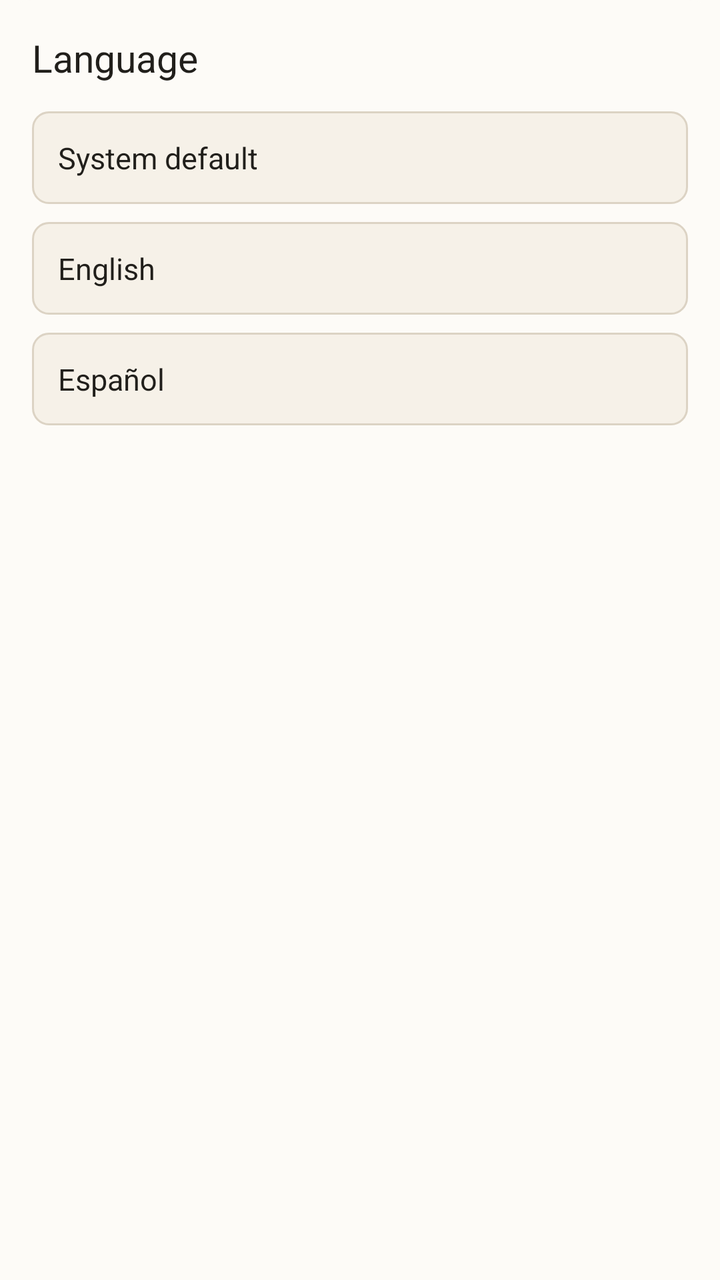
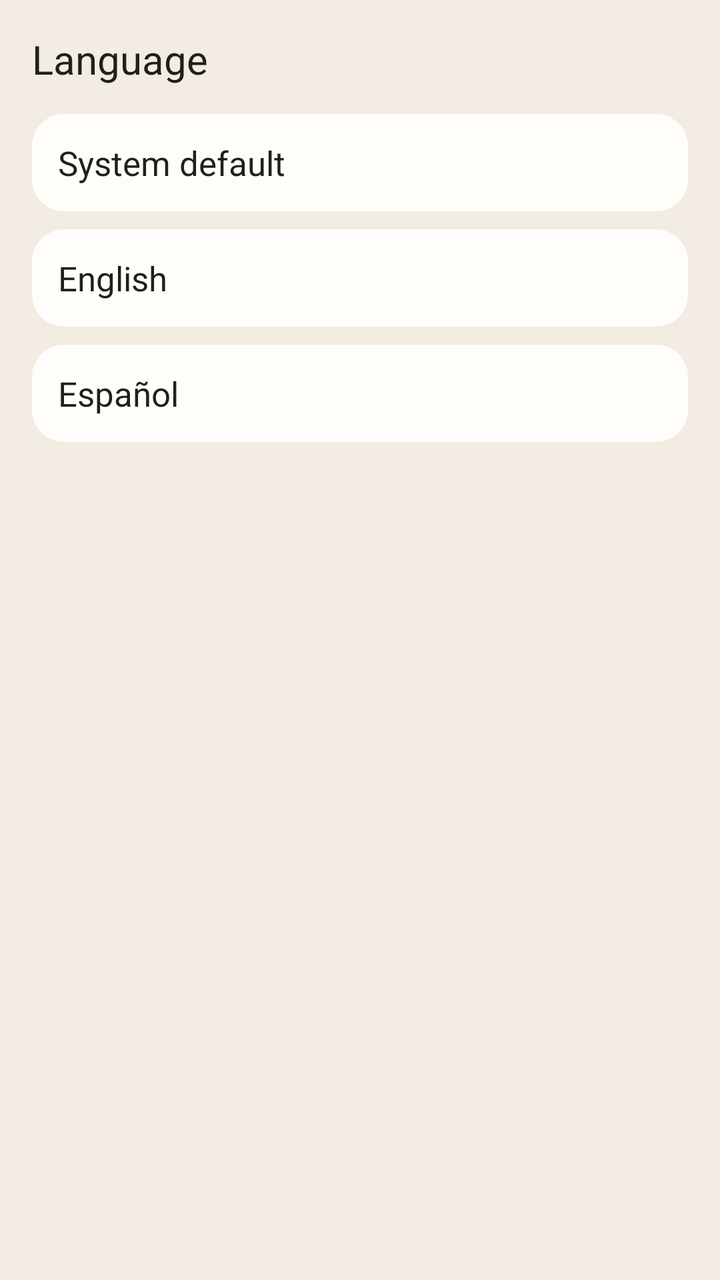

Two renders of the same Android screen: before a commit and after it. Below are the layout's source before the change and the commit's diff.
<!-- AndroidManifest.xml: application theme Theme.MyApplication -->
<!-- res/layout/sheet_language.xml -->
<?xml version="1.0" encoding="utf-8"?>
<LinearLayout xmlns:android="http://schemas.android.com/apk/res/android"
    xmlns:app="http://schemas.android.com/apk/res-auto"
    android:layout_width="match_parent"
    android:layout_height="wrap_content"
    android:background="@drawable/bg_sheet_top"
    android:orientation="vertical"
    android:paddingHorizontal="16dp"
    android:paddingTop="16dp"
    android:paddingBottom="16dp">

    <TextView
        android:layout_width="match_parent"
        android:layout_height="wrap_content"
        android:fontFamily="sans-serif-medium"
        android:text="@string/language_title"
        android:textColor="@color/text_primary"
        android:textSize="19sp" />

    <LinearLayout
        android:id="@+id/languageSystem"
        android:layout_width="match_parent"
        android:layout_height="wrap_content"
        android:layout_marginTop="14dp"
        android:background="@drawable/bg_surface_card"
        android:clickable="true"
        android:focusable="true"
        android:gravity="center_vertical"
        android:orientation="horizontal"
        android:padding="13dp">

        <TextView
            android:layout_width="0dp"
            android:layout_height="wrap_content"
            android:layout_weight="1"
            android:fontFamily="sans-serif-medium"
            android:text="@string/language_system"
            android:textColor="@color/text_primary"
            android:textSize="15sp" />

        <ImageView
            android:id="@+id/languageSystemTick"
            android:layout_width="20dp"
            android:layout_height="20dp"
            android:layout_marginStart="10dp"
            android:contentDescription="@null"
            android:src="@drawable/ic_check_circle"
            android:visibility="gone"
            app:tint="@color/primary" />
    </LinearLayout>

    <LinearLayout
        android:id="@+id/languageEnglish"
        android:layout_width="match_parent"
        android:layout_height="wrap_content"
        android:layout_marginTop="9dp"
        android:background="@drawable/bg_surface_card"
        android:clickable="true"
        android:focusable="true"
        android:gravity="center_vertical"
        android:orientation="horizontal"
        android:padding="13dp">

        <TextView
            android:layout_width="0dp"
            android:layout_height="wrap_content"
            android:layout_weight="1"
            android:fontFamily="sans-serif-medium"
            android:text="@string/language_english"
            android:textColor="@color/text_primary"
            android:textSize="15sp" />

        <ImageView
            android:id="@+id/languageEnglishTick"
            android:layout_width="20dp"
            android:layout_height="20dp"
            android:layout_marginStart="10dp"
            android:contentDescription="@null"
            android:src="@drawable/ic_check_circle"
            android:visibility="gone"
            app:tint="@color/primary" />
    </LinearLayout>

    <LinearLayout
        android:id="@+id/languageSpanish"
        android:layout_width="match_parent"
        android:layout_height="wrap_content"
        android:layout_marginTop="9dp"
        android:background="@drawable/bg_surface_card"
        android:clickable="true"
        android:focusable="true"
        android:gravity="center_vertical"
        android:orientation="horizontal"
        android:padding="13dp">

        <TextView
            android:layout_width="0dp"
            android:layout_height="wrap_content"
            android:layout_weight="1"
            android:fontFamily="sans-serif-medium"
            android:text="@string/language_spanish"
            android:textColor="@color/text_primary"
            android:textSize="15sp" />

        <ImageView
            android:id="@+id/languageSpanishTick"
            android:layout_width="20dp"
            android:layout_height="20dp"
            android:layout_marginStart="10dp"
            android:contentDescription="@null"
            android:src="@drawable/ic_check_circle"
            android:visibility="gone"
            app:tint="@color/primary" />
    </LinearLayout>

</LinearLayout>
<!-- resources referenced by this layout -->
<resources>
  <!-- drawable bg_surface_card (drawable) -->
  <?xml version="1.0" encoding="utf-8"?>
  <shape xmlns:android="http://schemas.android.com/apk/res/android"
      android:shape="rectangle">
      <solid android:color="@color/surface" />
      <stroke android:width="1dp" android:color="@color/divider" />
      <corners android:radius="8dp" />
  </shape>
  <style name="Theme.MyApplication" parent="Theme.Material3.DayNight.NoActionBar">
          <item name="colorPrimary">@color/primary</item>
          <item name="colorOnPrimary">@color/on_primary</item>
          <item name="colorPrimaryContainer">@color/advisor_bg</item>
          <item name="colorOnPrimaryContainer">@color/primary_variant</item>
  
          <item name="colorSecondary">@color/secondary</item>
          <item name="colorOnSecondary">@color/on_secondary</item>
          <item name="colorSecondaryContainer">@color/surface_alt</item>
          <item name="colorOnSecondaryContainer">@color/text_primary</item>
          <item name="colorTertiary">@color/tertiary_gold</item>
          <item name="colorTertiaryContainer">@color/surface_alt</item>
          <item name="colorOnTertiaryContainer">@color/text_primary</item>
  
          <item name="android:colorBackground">@color/background</item>
          <item name="colorSurface">@color/surface</item>
          <item name="colorOnSurface">@color/text_primary</item>
          <item name="colorSurfaceVariant">@color/surface_alt</item>
          <item name="colorOnSurfaceVariant">@color/text_secondary</item>
          <item name="colorSurfaceContainer">@color/surface</item>
          <item name="colorSurfaceContainerLow">@color/surface</item>
          <item name="colorSurfaceContainerLowest">@color/background</item>
          <item name="colorSurfaceContainerHigh">@color/surface_alt</item>
          <item name="colorSurfaceContainerHighest">@color/surface_alt</item>
          <item name="colorOutline">@color/divider</item>
          <item name="colorOutlineVariant">@color/divider</item>
          <item name="colorError">@color/error</item>
  
          
          <item name="shapeAppearanceCornerExtraSmall">@style/ShapeAppearance.App.Corner.ExtraSmall</item>
          <item name="shapeAppearanceCornerSmall">@style/ShapeAppearance.App.Corner.Small</item>
          <item name="shapeAppearanceCornerMedium">@style/ShapeAppearance.App.Corner.Medium</item>
          <item name="shapeAppearanceCornerLarge">@style/ShapeAppearance.App.Corner.Large</item>
          <item name="shapeAppearanceCornerExtraLarge">@style/ShapeAppearance.App.Corner.ExtraLarge</item>
  
          
          <item name="android:fontFamily">sans-serif</item>
          <item name="fontFamily">sans-serif</item>
  
          
          <item name="android:statusBarColor">@android:color/transparent</item>
          <item name="android:navigationBarColor">@color/background</item>
          <item name="android:windowLightStatusBar" tools:targetApi="23">true</item>
          <item name="android:windowLightNavigationBar" tools:targetApi="27">true</item>
  
          <item name="windowActionBar">false</item>
          <item name="windowNoTitle">true</item>
      </style>
  <color name="background">#FDFBF7</color>
  <color name="surface">#F6F1E8</color>
  <color name="divider">#DCD3C4</color>
  <color name="error">#E03C21</color>
  <!-- unchanged entries left out for length: 21 -->
</resources>

<!-- the commit's change to res/layout/sheet_language.xml (unified diff, before → after) -->
@@ -15,7 +15,7 @@
         android:fontFamily="sans-serif-medium"
         android:text="@string/language_title"
         android:textColor="@color/text_primary"
-        android:textSize="19sp" />
+        android:textSize="20sp" />
 
     <LinearLayout
         android:id="@+id/languageSystem"
@@ -36,7 +36,7 @@
             android:fontFamily="sans-serif-medium"
             android:text="@string/language_system"
             android:textColor="@color/text_primary"
-            android:textSize="15sp" />
+            android:textSize="17sp" />
 
         <ImageView
             android:id="@+id/languageSystemTick"
@@ -68,7 +68,7 @@
             android:fontFamily="sans-serif-medium"
             android:text="@string/language_english"
             android:textColor="@color/text_primary"
-            android:textSize="15sp" />
+            android:textSize="17sp" />
 
         <ImageView
             android:id="@+id/languageEnglishTick"
@@ -100,7 +100,7 @@
             android:fontFamily="sans-serif-medium"
             android:text="@string/language_spanish"
             android:textColor="@color/text_primary"
-            android:textSize="15sp" />
+            android:textSize="17sp" />
 
         <ImageView
             android:id="@+id/languageSpanishTick"
<!-- resource entries referenced after the edit -->
@@ -5,8 +5,7 @@
   <shape xmlns:android="http://schemas.android.com/apk/res/android"
       android:shape="rectangle">
       <solid android:color="@color/surface" />
-      <stroke android:width="1dp" android:color="@color/divider" />
-      <corners android:radius="8dp" />
+      <corners android:radius="16dp" />
   </shape>
   <style name="Theme.MyApplication" parent="Theme.Material3.DayNight.NoActionBar">
           <item name="colorPrimary">@color/primary</item>
@@ -32,7 +31,8 @@
           <item name="colorSurfaceContainerLowest">@color/background</item>
           <item name="colorSurfaceContainerHigh">@color/surface_alt</item>
           <item name="colorSurfaceContainerHighest">@color/surface_alt</item>
-          <item name="colorOutline">@color/divider</item>
+          
+          <item name="colorOutline">@color/text_secondary</item>
           <item name="colorOutlineVariant">@color/divider</item>
           <item name="colorError">@color/error</item>
   
@@ -53,13 +53,30 @@
           <item name="android:windowLightStatusBar" tools:targetApi="23">true</item>
           <item name="android:windowLightNavigationBar" tools:targetApi="27">true</item>
   
+          
+          <item name="materialButtonStyle">@style/Widget.App.Button</item>
+  
           <item name="windowActionBar">false</item>
           <item name="windowNoTitle">true</item>
       </style>
-  <color name="background">#FDFBF7</color>
-  <color name="surface">#F6F1E8</color>
+  <color name="background">#F2ECE2</color>
+  <color name="surface">#FFFDF9</color>
   <color name="divider">#DCD3C4</color>
-  <color name="error">#E03C21</color>
+  <color name="error">#B42E17</color>
+  <style name="Widget.App.Button" parent="Widget.Material3.Button">
+          <item name="android:minHeight">50dp</item>
+          <item name="android:insetTop">0dp</item>
+          <item name="android:insetBottom">0dp</item>
+          <item name="android:textSize">17sp</item>
+          <item name="android:fontFamily">sans-serif-medium</item>
+          <item name="android:letterSpacing">0</item>
+          <item name="android:textAllCaps">false</item>
+          <item name="cornerRadius">12dp</item>
+          <item name="backgroundTint">@color/primary</item>
+          <item name="android:textColor">@color/on_primary</item>
+          <item name="iconTint">@color/on_primary</item>
+          <item name="elevation">0dp</item>
+      </style>
   <!-- unchanged entries left out for length: 21 -->
 </resources>
 
